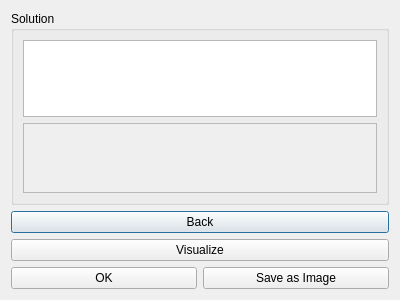
idmit/solver, file dialogwithgraphicsview.ui: the form before one commit.
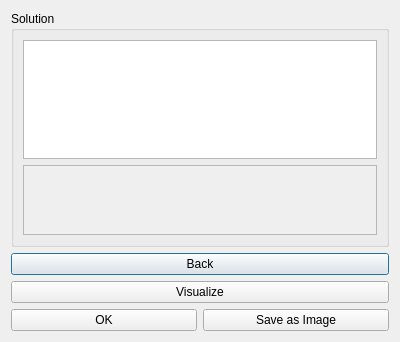
The form after the commit.

What changed in the file:
```diff
--- a/dialogwithgraphicsview.ui
+++ b/dialogwithgraphicsview.ui
@@ -7,7 +7,7 @@
     <x>0</x>
     <y>0</y>
     <width>400</width>
-    <height>300</height>
+    <height>342</height>
    </rect>
   </property>
   <property name="windowTitle">
@@ -34,7 +34,7 @@
            <x>0</x>
            <y>0</y>
            <width>344</width>
-           <height>56</height>
+           <height>77</height>
           </rect>
          </property>
          <layout class="QGridLayout" name="gridLayout_2">
```
